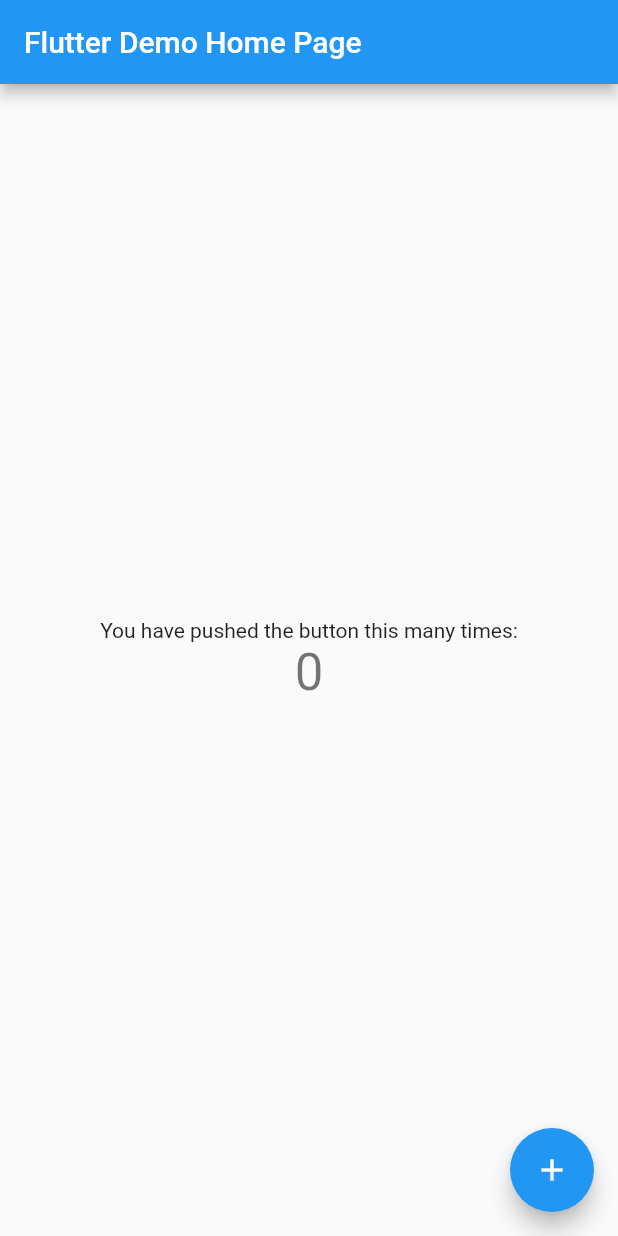
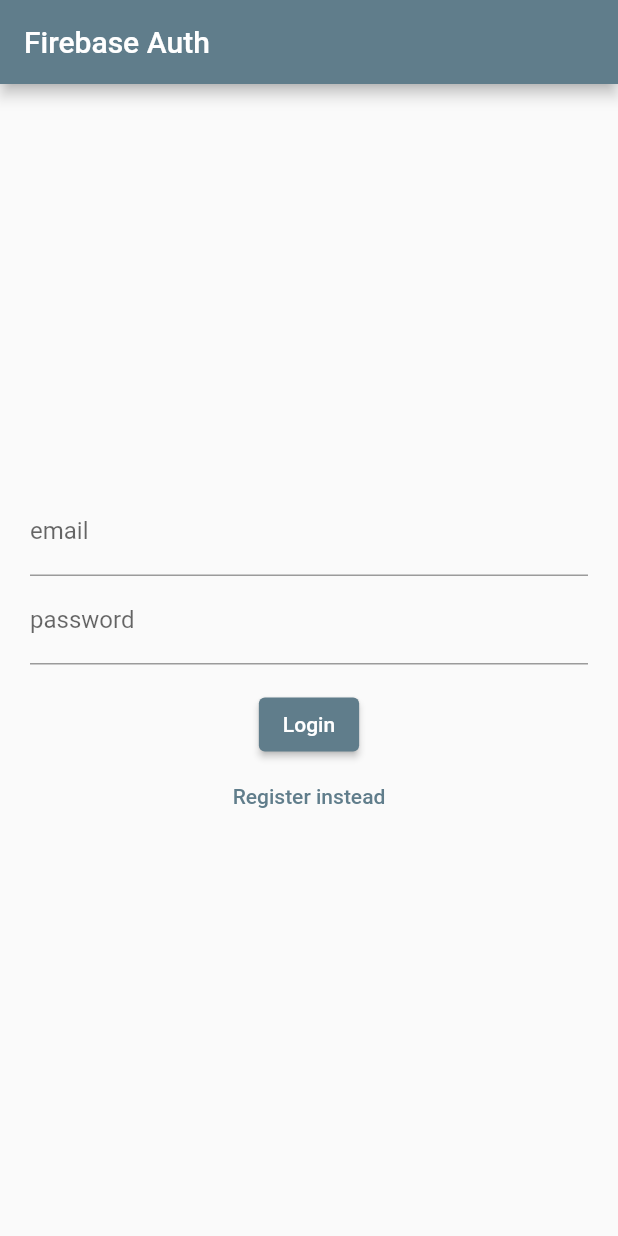
Before and after one commit to Rafael-main/sikreto, a Flutter app: the screen it shows after launch, on a phone screen of 412 x 824 dp. Run offline on Flutter 3.47's test engine with Material 2 defaults, Android fonts, the phone set to English and light mode, and no system bars; our stand-ins replace firebase_auth, firebase_core; accounts and stored records are empty.

Commit message:
sikreto: added auth... soon to add ui

```diff
--- a/lib/main.dart
+++ b/lib/main.dart
@@ -1,5 +1,5 @@
 import 'package:flutter/material.dart';
-import 'screens/wrapper_screen.dart';
+import 'screens/widget_tree.dart';
 import 'package:firebase_core/firebase_core.dart';
 import 'firebase_options.dart';
 
@@ -8,115 +8,130 @@
   await Firebase.initializeApp(
     options: DefaultFirebaseOptions.currentPlatform,
   );
-  runApp(const MyApp());
+  runApp(const SikretoApp());
 }
 
-class MyApp extends StatelessWidget {
-  const MyApp({Key? key}) : super(key: key);
+class SikretoApp extends StatelessWidget {
+  const SikretoApp({Key? key}) : super(key: key);
 
-  // This widget is the root of your application.
   @override
   Widget build(BuildContext context) {
     return MaterialApp(
-      title: 'Flutter Demo',
+      debugShowCheckedModeBanner: false,
       theme: ThemeData(
-        // This is the theme of your application.
-        //
-        // Try running your application with "flutter run". You'll see the
-        // application has a blue toolbar. Then, without quitting the app, try
-        // changing the primarySwatch below to Colors.green and then invoke
-        // "hot reload" (press "r" in the console where you ran "flutter run",
-        // or simply save your changes to "hot reload" in a Flutter IDE).
-        // Notice that the counter didn't reset back to zero; the application
-        // is not restarted.
-        primarySwatch: Colors.blue,
+        primarySwatch: Colors.blueGrey,
       ),
-      home: const MyHomePage(title: 'Flutter Demo Home Page'),
+      home: const WidgetTree(),
     );
   }
 }
 
-class MyHomePage extends StatefulWidget {
-  const MyHomePage({Key? key, required this.title}) : super(key: key);
+// class MyApp extends StatelessWidget {
+//   const MyApp({Key? key}) : super(key: key);
 
-  // This widget is the home page of your application. It is stateful, meaning
-  // that it has a State object (defined below) that contains fields that affect
-  // how it looks.
+//   // This widget is the root of your application.
+//   @override
+//   Widget build(BuildContext context) {
+//     return MaterialApp(
+//       title: 'Flutter Demo',
+//       theme: ThemeData(
+//         // This is the theme of your application.
+//         //
+//         // Try running your application with "flutter run". You'll see the
+//         // application has a blue toolbar. Then, without quitting the app, try
+//         // changing the primarySwatch below to Colors.green and then invoke
+//         // "hot reload" (press "r" in the console where you ran "flutter run",
+//         // or simply save your changes to "hot reload" in a Flutter IDE).
+//         // Notice that the counter didn't reset back to zero; the application
+//         // is not restarted.
+//         primarySwatch: Colors.blue,
+//       ),
+//       home: const MyHomePage(title: 'Flutter Demo Home Page'),
+//     );
+//   }
+// }
 
-  // This class is the configuration for the state. It holds the values (in this
-  // case the title) provided by the parent (in this case the App widget) and
-  // used by the build method of the State. Fields in a Widget subclass are
-  // always marked "final".
+// class MyHomePage extends StatefulWidget {
+//   const MyHomePage({Key? key, required this.title}) : super(key: key);
 
-  final String title;
+//   // This widget is the home page of your application. It is stateful, meaning
+//   // that it has a State object (defined below) that contains fields that affect
+//   // how it looks.
 
-  @override
-  State<MyHomePage> createState() => _MyHomePageState();
-}
+//   // This class is the configuration for the state. It holds the values (in this
+//   // case the title) provided by the parent (in this case the App widget) and
+//   // used by the build method of the State. Fields in a Widget subclass are
+//   // always marked "final".
 
-class _MyHomePageState extends State<MyHomePage> {
-  int _counter = 0;
+//   final String title;
 
-  void _incrementCounter() {
-    setState(() {
-      // This call to setState tells the Flutter framework that something has
-      // changed in this State, which causes it to rerun the build method below
-      // so that the display can reflect the updated values. If we changed
-      // _counter without calling setState(), then the build method would not be
-      // called again, and so nothing would appear to happen.
-      _counter++;
-    });
-  }
+//   @override
+//   State<MyHomePage> createState() => _MyHomePageState();
+// }
 
-  @override
-  Widget build(BuildContext context) {
-    // This method is rerun every time setState is called, for instance as done
-    // by the _incrementCounter method above.
-    //
-    // The Flutter framework has been optimized to make rerunning build methods
-    // fast, so that you can just rebuild anything that needs updating rather
-    // than having to individually change instances of widgets.
-    return Scaffold(
-      appBar: AppBar(
-        // Here we take the value from the MyHomePage object that was created by
-        // the App.build method, and use it to set our appbar title.
-        title: Text(widget.title),
-      ),
-      body: Center(
-        // Center is a layout widget. It takes a single child and positions it
-        // in the middle of the parent.
-        child: Column(
-          // Column is also a layout widget. It takes a list of children and
-          // arranges them vertically. By default, it sizes itself to fit its
-          // children horizontally, and tries to be as tall as its parent.
-          //
-          // Invoke "debug painting" (press "p" in the console, choose the
-          // "Toggle Debug Paint" action from the Flutter Inspector in Android
-          // Studio, or the "Toggle Debug Paint" command in Visual Studio Code)
-          // to see the wireframe for each widget.
-          //
-          // Column has various properties to control how it sizes itself and
-          // how it positions its children. Here we use mainAxisAlignment to
-          // center the children vertically; the main axis here is the vertical
-          // axis because Columns are vertical (the cross axis would be
-          // horizontal).
-          mainAxisAlignment: MainAxisAlignment.center,
-          children: <Widget>[
-            const Text(
-              'You have pushed the button this many times:',
-            ),
-            Text(
-              '$_counter',
-              style: Theme.of(context).textTheme.headline4,
-            ),
-          ],
-        ),
-      ),
-      floatingActionButton: FloatingActionButton(
-        onPressed: _incrementCounter,
-        tooltip: 'Increment',
-        child: const Icon(Icons.add),
-      ), // This trailing comma makes auto-formatting nicer for build methods.
-    );
-  }
-}
+// class _MyHomePageState extends State<MyHomePage> {
+//   int _counter = 0;
+
+//   void _incrementCounter() {
+//     setState(() {
+//       // This call to setState tells the Flutter framework that something has
+//       // changed in this State, which causes it to rerun the build method below
+//       // so that the display can reflect the updated values. If we changed
+//       // _counter without calling setState(), then the build method would not be
+//       // called again, and so nothing would appear to happen.
+//       _counter++;
+//     });
+//   }
+
+//   @override
+//   Widget build(BuildContext context) {
+//     // This method is rerun every time setState is called, for instance as done
+//     // by the _incrementCounter method above.
+//     //
+//     // The Flutter framework has been optimized to make rerunning build methods
+//     // fast, so that you can just rebuild anything that needs updating rather
+//     // than having to individually change instances of widgets.
+//     return Scaffold(
+//       appBar: AppBar(
+//         // Here we take the value from the MyHomePage object that was created by
+//         // the App.build method, and use it to set our appbar title.
+//         title: Text(widget.title),
+//       ),
+//       body: Center(
+//         // Center is a layout widget. It takes a single child and positions it
+//         // in the middle of the parent.
+//         child: Column(
+//           // Column is also a layout widget. It takes a list of children and
+//           // arranges them vertically. By default, it sizes itself to fit its
+//           // children horizontally, and tries to be as tall as its parent.
+//           //
+//           // Invoke "debug painting" (press "p" in the console, choose the
+//           // "Toggle Debug Paint" action from the Flutter Inspector in Android
+//           // Studio, or the "Toggle Debug Paint" command in Visual Studio Code)
+//           // to see the wireframe for each widget.
+//           //
+//           // Column has various properties to control how it sizes itself and
+//           // how it positions its children. Here we use mainAxisAlignment to
+//           // center the children vertically; the main axis here is the vertical
+//           // axis because Columns are vertical (the cross axis would be
+//           // horizontal).
+//           mainAxisAlignment: MainAxisAlignment.center,
+//           children: <Widget>[
+//             const Text(
+//               'You have pushed the button this many times:',
+//             ),
+//             Text(
+//               '$_counter',
+//               style: Theme.of(context).textTheme.headline4,
+//             ),
+//           ],
+//         ),
+//       ),
+//       floatingActionButton: FloatingActionButton(
+//         onPressed: _incrementCounter,
+//         tooltip: 'Increment',
+//         child: const Icon(Icons.add),
+//       ), // This trailing comma makes auto-formatting nicer for build methods.
+//     );
+//   }
+// }
--- /dev/null
+++ b/lib/model/user_model.dart
@@ -0,0 +1 @@
+class User {}
--- /dev/null
+++ b/lib/screens/login_screen.dart
@@ -0,0 +1,113 @@
+import 'package:flutter/src/foundation/key.dart';
+import 'package:flutter/src/widgets/container.dart';
+import 'package:flutter/src/widgets/framework.dart';
+
+import 'package:flutter/material.dart';
+import 'package:firebase_auth/firebase_auth.dart';
+
+import '../services/fire_auth_service.dart';
+
+class LoginScreen extends StatefulWidget {
+  const LoginScreen({Key? key}) : super(key: key);
+
+  @override
+  State<LoginScreen> createState() => _LoginScreenState();
+}
+
+class _LoginScreenState extends State<LoginScreen> {
+  String? errorMessage = '';
+  bool isLogin = true;
+
+  final TextEditingController _controllerEmail = TextEditingController();
+  final TextEditingController _controllerPassword = TextEditingController();
+
+  Future<void> signInWithEmailAndPassword() async {
+    try {
+      await FireAuth().signInWithEmailAndPassword(
+        email: _controllerEmail.text,
+        password: _controllerPassword.text,
+      );
+    } on FirebaseAuthException catch (e) {
+      setState(() {
+        errorMessage = e.message;
+      });
+    }
+  }
+
+  Future<void> createUserWithEmailAndPassword() async {
+    try {
+      await FireAuth().createUserWithEmailAndPassword(
+        email: _controllerEmail.text,
+        password: _controllerPassword.text,
+      );
+    } on FirebaseAuthException catch (e) {
+      setState(() {
+        errorMessage = e.message;
+      });
+    }
+  }
+
+  Widget _title() {
+    return const Text('Firebase Auth');
+  }
+
+  Widget _entryField(
+    String title,
+    TextEditingController controller,
+  ) {
+    return TextField(
+      controller: controller,
+      decoration: InputDecoration(
+        labelText: title,
+      ),
+    );
+  }
+
+  Widget _errorMessage() {
+    return Text(errorMessage == '' ? '' : 'Humm ? $errorMessage');
+  }
+
+  Widget _submitButton() {
+    return ElevatedButton(
+      onPressed:
+          isLogin ? signInWithEmailAndPassword : createUserWithEmailAndPassword,
+      child: Text(isLogin ? 'Login' : 'Register'),
+    );
+  }
+
+  Widget _loginOrRegisterButton() {
+    return TextButton(
+      onPressed: () {
+        setState(() {
+          isLogin = !isLogin;
+        });
+      },
+      child: Text(isLogin ? 'Register instead' : 'Login instead'),
+    );
+  }
+
+  @override
+  Widget build(BuildContext context) {
+    return Scaffold(
+      appBar: AppBar(
+        title: _title(),
+      ),
+      body: Container(
+        height: double.infinity,
+        width: double.infinity,
+        padding: const EdgeInsets.all(20),
+        child: Column(
+          crossAxisAlignment: CrossAxisAlignment.center,
+          mainAxisAlignment: MainAxisAlignment.center,
+          children: <Widget>[
+            _entryField('email', _controllerEmail),
+            _entryField('password', _controllerPassword),
+            _errorMessage(),
+            _submitButton(),
+            _loginOrRegisterButton(),
+          ],
+        ),
+      ),
+    );
+  }
+}
--- /dev/null
+++ b/lib/screens/widget_tree.dart
@@ -0,0 +1,28 @@
+import 'package:flutter/material.dart';
+import 'package:sikreto/screens/login_screen.dart';
+
+import '../services/fire_auth_service.dart';
+import 'home_screen.dart';
+
+class WidgetTree extends StatefulWidget {
+  const WidgetTree({Key? key}) : super(key: key);
+
+  @override
+  State<WidgetTree> createState() => _WidgetTreeState();
+}
+
+class _WidgetTreeState extends State<WidgetTree> {
+  @override
+  Widget build(BuildContext context) {
+    return StreamBuilder(
+      stream: FireAuth().authStateChanges,
+      builder: (context, snapshot) {
+        if (snapshot.hasData) {
+          return HomeScreen();
+        } else {
+          return const LoginScreen();
+        }
+      },
+    );
+  }
+}
--- /dev/null
+++ b/lib/services/fire_auth_service.dart
@@ -0,0 +1,33 @@
+import 'package:firebase_auth/firebase_auth.dart';
+
+class FireAuth {
+  final FirebaseAuth _firebaseAuth = FirebaseAuth.instance;
+
+  User? get currentUser => _firebaseAuth.currentUser;
+
+  Stream<User?> get authStateChanges => _firebaseAuth.authStateChanges();
+
+  Future<void> signInWithEmailAndPassword({
+    required String email,
+    required String password,
+  }) async {
+    await _firebaseAuth.signInWithEmailAndPassword(
+      email: email,
+      password: password,
+    );
+  }
+
+  Future<void> createUserWithEmailAndPassword({
+    required String email,
+    required String password,
+  }) async {
+    await _firebaseAuth.createUserWithEmailAndPassword(
+      email: email,
+      password: password,
+    );
+  }
+
+  Future<void> signOut() async {
+    await _firebaseAuth.signOut();
+  }
+}
```
Also changed, not shown: lib/screens/home_screen.dart (+81 -36 lines), lib/screens/wrapper_screen.dart (deleted, +0 -14 lines).
